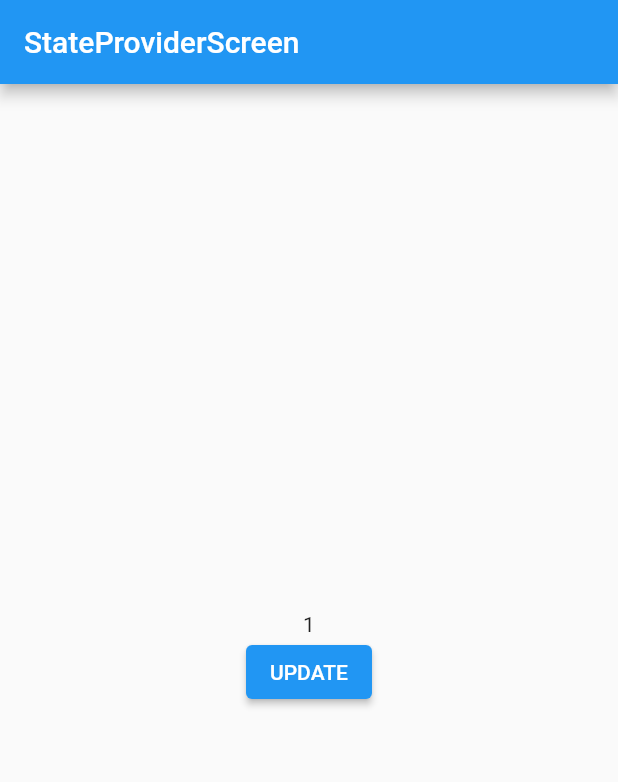
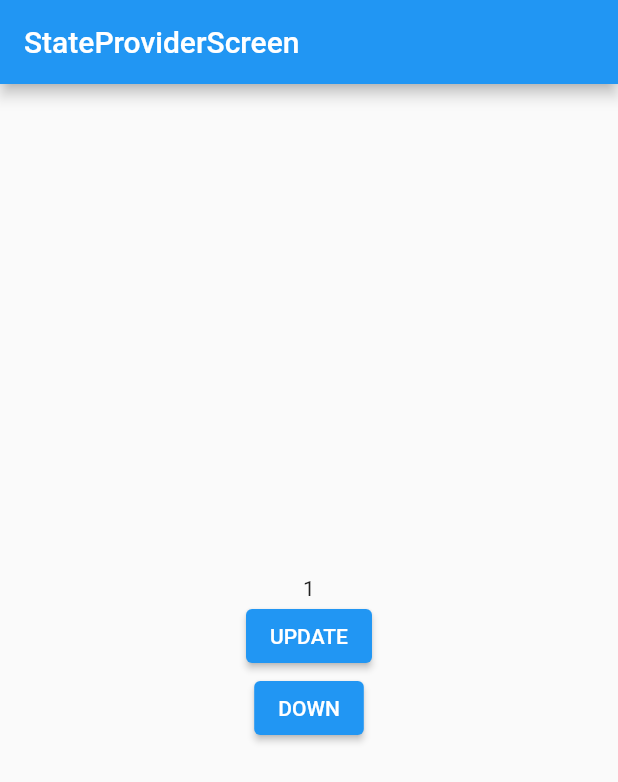
Before and after one commit to ji-hyun219/riverpod_study, a Flutter app: the _NextScreen widget shown alone on an empty page, opened directly, after a tap on "UPDATE", on a phone screen of 412 x 824 dp. Shown: the top 782 px of the screen. Run offline on Flutter 3.47's test engine with Material 2 defaults, Android fonts, the phone set to English and light mode, and no system bars; our stand-ins replace flutter_riverpod.

```diff
--- a/lib/screen/state_provider_screen.dart
+++ b/lib/screen/state_provider_screen.dart
@@ -58,10 +58,19 @@ class _NextScreen extends ConsumerWidget {
                 provier.toString(),
               ),
               ElevatedButton(
-                  onPressed: () {
-                    ref.read(numProvider.notifier).update((state) => state + 1);
-                  },
-                  child: const Text('UPDATE'))
+                onPressed: () {
+                  ref.read(numProvider.notifier).update((state) => state + 1);
+                },
+                child: const Text('UPDATE'),
+              ),
+              // 2번째 방법
+              // .state 를 사용해서 직접 상태값을 변경해준다
+              ElevatedButton(
+                onPressed: () {
+                  ref.read(numProvider.notifier).state = ref.read(numProvider.notifier).state - 1;
+                },
+                child: const Text('DOWN'),
+              ),
             ],
           ),
         ));
```
Also changed, not shown: 1 other file.
